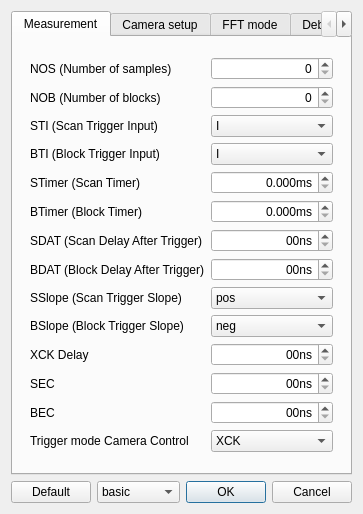
First picture: the form in escam/dialogsettings.ui, repository Entwicklungsburo-Stresing/EBST_CAM, before the edit.
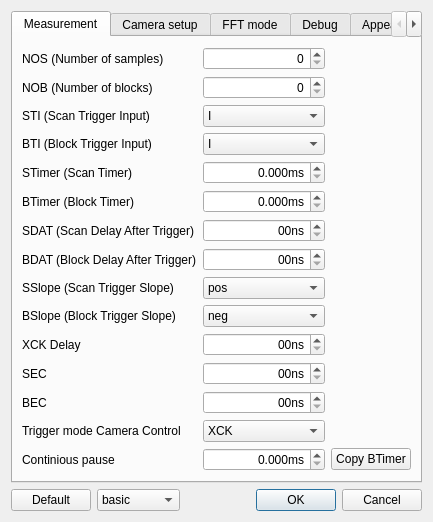
Second picture: the form after the edit.

```diff
--- a/escam/dialogsettings.ui
+++ b/escam/dialogsettings.ui
@@ -6,8 +6,8 @@
    <rect>
     <x>0</x>
     <y>0</y>
-    <width>336</width>
-    <height>482</height>
+    <width>398</width>
+    <height>495</height>
    </rect>
   </property>
   <property name="windowTitle">
@@ -26,6 +26,38 @@
       <layout class="QVBoxLayout" name="verticalLayoutMeasurement">
        <item>
         <layout class="QGridLayout" name="gridLayoutMeasurement">
+         <item row="6" column="3">
+          <widget class="QDoubleSpinBox" name="doubleSpinBoxBTimer_in_ms">
+           <property name="alignment">
+            <set>Qt::AlignRight|Qt::AlignTrailing|Qt::AlignVCenter</set>
+           </property>
+           <property name="suffix">
+            <string>ms</string>
+           </property>
+           <property name="decimals">
+            <number>3</number>
+           </property>
+           <property name="maximum">
+            <double>4294967.294999999925494</double>
+           </property>
+          </widget>
+         </item>
+         <item row="8" column="3">
+          <widget class="QDoubleSpinBox" name="doubleSpinBoxBdatIn10ns">
+           <property name="alignment">
+            <set>Qt::AlignRight|Qt::AlignTrailing|Qt::AlignVCenter</set>
+           </property>
+           <property name="suffix">
+            <string>0ns</string>
+           </property>
+           <property name="decimals">
+            <number>0</number>
+           </property>
+           <property name="maximum">
+            <double>4294967295.000000000000000</double>
+           </property>
+          </widget>
+         </item>
          <item row="14" column="1">
           <widget class="QLabel" name="labelTriggerModeCC">
            <property name="text">
@@ -33,79 +65,23 @@
            </property>
           </widget>
          </item>
-         <item row="11" column="1">
-          <widget class="QLabel" name="labelXckdelayIn10ns">
-           <property name="text">
-            <string>XCK Delay</string>
+         <item row="1" column="3">
+          <widget class="QDoubleSpinBox" name="doubleSpinBoxNos">
+           <property name="enabled">
+            <bool>true</bool>
            </property>
-          </widget>
-         </item>
-         <item row="15" column="1">
-          <spacer name="verticalSpacer_3">
-           <property name="orientation">
-            <enum>Qt::Vertical</enum>
+           <property name="alignment">
+            <set>Qt::AlignRight|Qt::AlignTrailing|Qt::AlignVCenter</set>
            </property>
-           <property name="sizeHint" stdset="0">
-            <size>
-             <width>20</width>
-             <height>40</height>
-            </size>
+           <property name="decimals">
+            <number>0</number>
            </property>
-          </spacer>
-         </item>
-         <item row="10" column="2">
-          <widget class="QComboBox" name="comboBoxBslope">
-           <item>
-            <property name="text">
-             <string>neg</string>
-            </property>
-           </item>
-           <item>
-            <property name="text">
-             <string>pos</string>
-            </property>
-           </item>
-           <item>
-            <property name="text">
-             <string>both</string>
-            </property>
-           </item>
-          </widget>
-         </item>
-         <item row="9" column="2">
-          <widget class="QComboBox" name="comboBoxSslope">
-           <item>
-            <property name="text">
-             <string>pos</string>
-            </property>
-           </item>
-           <item>
-            <property name="text">
-             <string>neg</string>
-            </property>
-           </item>
-           <item>
-            <property name="text">
-             <string>both</string>
-            </property>
-           </item>
-          </widget>
-         </item>
-         <item row="6" column="1">
-          <widget class="QLabel" name="labelBTimer">
-           <property name="text">
-            <string>BTimer (Block Timer)</string>
+           <property name="maximum">
+            <double>4294967295.000000000000000</double>
            </property>
           </widget>
          </item>
-         <item row="8" column="1">
-          <widget class="QLabel" name="labelBdat">
-           <property name="text">
-            <string>BDAT (Block Delay After Trigger)</string>
-           </property>
-          </widget>
-         </item>
-         <item row="14" column="2">
+         <item row="14" column="3">
           <widget class="QComboBox" name="comboBoxTriggerModeCC">
            <item>
             <property name="text">
@@ -124,42 +100,26 @@
            </item>
           </widget>
          </item>
-         <item row="5" column="2">
-          <widget class="QDoubleSpinBox" name="doubleSpinBoxSTime_in_ms">
-           <property name="alignment">
-            <set>Qt::AlignRight|Qt::AlignTrailing|Qt::AlignVCenter</set>
-           </property>
-           <property name="suffix">
-            <string>ms</string>
-           </property>
-           <property name="decimals">
-            <number>3</number>
-           </property>
-           <property name="maximum">
-            <double>4294967.294999999925494</double>
-           </property>
-          </widget>
-         </item>
-         <item row="1" column="1">
-          <widget class="QLabel" name="labelNos">
-           <property name="text">
-            <string>NOS (Number of samples)</string>
-           </property>
-          </widget>
-         </item>
-         <item row="0" column="1">
-          <spacer name="verticalSpacer_4">
+         <item row="1" column="0">
+          <spacer name="horizontalSpacer_3">
            <property name="orientation">
-            <enum>Qt::Vertical</enum>
+            <enum>Qt::Horizontal</enum>
            </property>
            <property name="sizeHint" stdset="0">
             <size>
-             <width>20</width>
-             <height>40</height>
+             <width>40</width>
+             <height>20</height>
             </size>
            </property>
           </spacer>
          </item>
+         <item row="6" column="1">
+          <widget class="QLabel" name="labelBTimer">
+           <property name="text">
+            <string>BTimer (Block Timer)</string>
+           </property>
+          </widget>
+         </item>
          <item row="2" column="1">
           <widget class="QLabel" name="labelNob">
            <property name="text">
@@ -167,41 +127,39 @@
            </property>
           </widget>
          </item>
-         <item row="12" column="1">
-          <widget class="QLabel" name="labelSec">
-           <property name="text">
-            <string>SEC</string>
-           </property>
+         <item row="10" column="3">
+          <widget class="QComboBox" name="comboBoxBslope">
+           <item>
+            <property name="text">
+             <string>neg</string>
+            </property>
+           </item>
+           <item>
+            <property name="text">
+             <string>pos</string>
+            </property>
+           </item>
+           <item>
+            <property name="text">
+             <string>both</string>
+            </property>
+           </item>
           </widget>
          </item>
-         <item row="3" column="1">
-          <widget class="QLabel" name="labelSti">
-           <property name="text">
-            <string>STI (Scan Trigger Input)</string>
-           </property>
-          </widget>
-         </item>
-         <item row="5" column="1">
-          <widget class="QLabel" name="labelSTimer">
-           <property name="text">
-            <string>STimer (Scan Timer)</string>
-           </property>
-          </widget>
-         </item>
-         <item row="1" column="3">
-          <spacer name="horizontalSpacer_4">
+         <item row="0" column="1">
+          <spacer name="verticalSpacer_4">
            <property name="orientation">
-            <enum>Qt::Horizontal</enum>
+            <enum>Qt::Vertical</enum>
            </property>
            <property name="sizeHint" stdset="0">
             <size>
-             <width>40</width>
-             <height>20</height>
+             <width>20</width>
+             <height>40</height>
             </size>
            </property>
           </spacer>
          </item>
-         <item row="4" column="2">
+         <item row="4" column="3">
           <widget class="QComboBox" name="comboBoxBti">
            <property name="layoutDirection">
             <enum>Qt::LeftToRight</enum>
@@ -248,46 +206,10 @@
            </item>
           </widget>
          </item>
-         <item row="1" column="0">
-          <spacer name="horizontalSpacer_3">
-           <property name="orientation">
-            <enum>Qt::Horizontal</enum>
-           </property>
-           <property name="sizeHint" stdset="0">
-            <size>
-             <width>40</width>
-             <height>20</height>
-            </size>
-           </property>
-          </spacer>
-         </item>
-         <item row="4" column="1">
-          <widget class="QLabel" name="labelBti">
+         <item row="3" column="1">
+          <widget class="QLabel" name="labelSti">
            <property name="text">
-            <string>BTI (Block Trigger Input)</string>
-           </property>
-          </widget>
-         </item>
-         <item row="6" column="2">
-          <widget class="QDoubleSpinBox" name="doubleSpinBoxBTimer_in_ms">
-           <property name="alignment">
-            <set>Qt::AlignRight|Qt::AlignTrailing|Qt::AlignVCenter</set>
-           </property>
-           <property name="suffix">
-            <string>ms</string>
-           </property>
-           <property name="decimals">
-            <number>3</number>
-           </property>
-           <property name="maximum">
-            <double>4294967.294999999925494</double>
-           </property>
-          </widget>
-         </item>
-         <item row="9" column="1">
-          <widget class="QLabel" name="labelSslope">
-           <property name="text">
-            <string>SSlope (Scan Trigger Slope)</string>
+            <string>STI (Scan Trigger Input)</string>
            </property>
           </widget>
          </item>
@@ -298,6 +220,187 @@
            </property>
           </widget>
          </item>
+         <item row="12" column="3">
+          <widget class="QDoubleSpinBox" name="doubleSpinBoxSecIn10ns">
+           <property name="alignment">
+            <set>Qt::AlignRight|Qt::AlignTrailing|Qt::AlignVCenter</set>
+           </property>
+           <property name="correctionMode">
+            <enum>QAbstractSpinBox::CorrectToPreviousValue</enum>
+           </property>
+           <property name="suffix">
+            <string>0ns</string>
+           </property>
+           <property name="decimals">
+            <number>0</number>
+           </property>
+           <property name="maximum">
+            <double>4294967295.000000000000000</double>
+           </property>
+          </widget>
+         </item>
+         <item row="9" column="1">
+          <widget class="QLabel" name="labelSslope">
+           <property name="text">
+            <string>SSlope (Scan Trigger Slope)</string>
+           </property>
+          </widget>
+         </item>
+         <item row="7" column="3">
+          <widget class="QDoubleSpinBox" name="doubleSpinBoxSdatIn10ns">
+           <property name="alignment">
+            <set>Qt::AlignRight|Qt::AlignTrailing|Qt::AlignVCenter</set>
+           </property>
+           <property name="suffix">
+            <string>0ns</string>
+           </property>
+           <property name="decimals">
+            <number>0</number>
+           </property>
+           <property name="maximum">
+            <double>4294967295.000000000000000</double>
+           </property>
+          </widget>
+         </item>
+         <item row="12" column="1">
+          <widget class="QLabel" name="labelSec">
+           <property name="text">
+            <string>SEC</string>
+           </property>
+          </widget>
+         </item>
+         <item row="5" column="1">
+          <widget class="QLabel" name="labelSTimer">
+           <property name="text">
+            <string>STimer (Scan Timer)</string>
+           </property>
+          </widget>
+         </item>
+         <item row="4" column="1">
+          <widget class="QLabel" name="labelBti">
+           <property name="text">
+            <string>BTI (Block Trigger Input)</string>
+           </property>
+          </widget>
+         </item>
+         <item row="1" column="1">
+          <widget class="QLabel" name="labelNos">
+           <property name="text">
+            <string>NOS (Number of samples)</string>
+           </property>
+          </widget>
+         </item>
+         <item row="16" column="1">
+          <spacer name="verticalSpacer_3">
+           <property name="orientation">
+            <enum>Qt::Vertical</enum>
+           </property>
+           <property name="sizeHint" stdset="0">
+            <size>
+             <width>20</width>
+             <height>40</height>
+            </size>
+           </property>
+          </spacer>
+         </item>
+         <item row="9" column="3">
+          <widget class="QComboBox" name="comboBoxSslope">
+           <item>
+            <property name="text">
+             <string>pos</string>
+            </property>
+           </item>
+           <item>
+            <property name="text">
+             <string>neg</string>
+            </property>
+           </item>
+           <item>
+            <property name="text">
+             <string>both</string>
+            </property>
+           </item>
+          </widget>
+         </item>
+         <item row="5" column="3">
+          <widget class="QDoubleSpinBox" name="doubleSpinBoxSTime_in_ms">
+           <property name="alignment">
+            <set>Qt::AlignRight|Qt::AlignTrailing|Qt::AlignVCenter</set>
+           </property>
+           <property name="suffix">
+            <string>ms</string>
+           </property>
+           <property name="decimals">
+            <number>3</number>
+           </property>
+           <property name="maximum">
+            <double>4294967.294999999925494</double>
+           </property>
+          </widget>
+         </item>
+         <item row="8" column="1">
+          <widget class="QLabel" name="labelBdat">
+           <property name="text">
+            <string>BDAT (Block Delay After Trigger)</string>
+           </property>
+          </widget>
+         </item>
+         <item row="2" column="3">
+          <widget class="QDoubleSpinBox" name="doubleSpinBoxNob">
+           <property name="alignment">
+            <set>Qt::AlignRight|Qt::AlignTrailing|Qt::AlignVCenter</set>
+           </property>
+           <property name="decimals">
+            <number>0</number>
+           </property>
+           <property name="maximum">
+            <double>4294967295.000000000000000</double>
+           </property>
+          </widget>
+         </item>
+         <item row="15" column="1">
+          <widget class="QLabel" name="labelContiniousPause">
+           <property name="text">
+            <string>Continious pause</string>
+           </property>
+          </widget>
+         </item>
+         <item row="15" column="3">
+          <widget class="QDoubleSpinBox" name="doubleSpinBoxContiniousPause_in_ms">
+           <property name="alignment">
+            <set>Qt::AlignRight|Qt::AlignTrailing|Qt::AlignVCenter</set>
+           </property>
+           <property name="suffix">
+            <string>ms</string>
+           </property>
+           <property name="decimals">
+            <number>3</number>
+           </property>
+           <property name="maximum">
+            <double>4294967.294999999925494</double>
+           </property>
+          </widget>
+         </item>
+         <item row="11" column="1">
+          <widget class="QLabel" name="labelXckdelayIn10ns">
+           <property name="text">
+            <string>XCK Delay</string>
+           </property>
+          </widget>
+         </item>
+         <item row="1" column="4">
+          <spacer name="horizontalSpacer_4">
+           <property name="orientation">
+            <enum>Qt::Horizontal</enum>
+           </property>
+           <property name="sizeHint" stdset="0">
+            <size>
+             <width>40</width>
+             <height>20</height>
+            </size>
+           </property>
+          </spacer>
+         </item>
          <item row="7" column="1">
           <widget class="QLabel" name="labelSdat">
            <property name="text">
@@ -305,7 +408,14 @@
            </property>
           </widget>
          </item>
-         <item row="3" column="2">
+         <item row="13" column="1">
+          <widget class="QLabel" name="labelBec">
+           <property name="text">
+            <string>BEC</string>
+           </property>
+          </widget>
+         </item>
+         <item row="3" column="3">
           <widget class="QComboBox" name="comboBoxSti">
            <item>
             <property name="text">
@@ -339,49 +449,7 @@
            </item>
           </widget>
          </item>
-         <item row="13" column="1">
-          <widget class="QLabel" name="labelBec">
-           <property name="text">
-            <string>BEC</string>
-           </property>
-          </widget>
-         </item>
-         <item row="13" column="2">
-          <widget class="QDoubleSpinBox" name="doubleSpinBoxBecIn10ns">
-           <property name="alignment">
-            <set>Qt::AlignRight|Qt::AlignTrailing|Qt::AlignVCenter</set>
-           </property>
-           <property name="suffix">
-            <string>0ns</string>
-           </property>
-           <property name="decimals">
-            <number>0</number>
-           </property>
-           <property name="maximum">
-            <double>4294967295.000000000000000</double>
-           </property>
-          </widget>
-         </item>
-         <item row="12" column="2">
-          <widget class="QDoubleSpinBox" name="doubleSpinBoxSecIn10ns">
-           <property name="alignment">
-            <set>Qt::AlignRight|Qt::AlignTrailing|Qt::AlignVCenter</set>
-           </property>
-           <property name="correctionMode">
-            <enum>QAbstractSpinBox::CorrectToPreviousValue</enum>
-           </property>
-           <property name="suffix">
-            <string>0ns</string>
-           </property>
-           <property name="decimals">
-            <number>0</number>
-           </property>
-           <property name="maximum">
-            <double>4294967295.000000000000000</double>
-           </property>
-          </widget>
-         </item>
-         <item row="11" column="2">
+         <item row="11" column="3">
           <widget class="QDoubleSpinBox" name="doubleSpinBoxXckdelayIn10ns">
            <property name="alignment">
             <set>Qt::AlignRight|Qt::AlignTrailing|Qt::AlignVCenter</set>
@@ -397,8 +465,8 @@
            </property>
           </widget>
          </item>
-         <item row="8" column="2">
-          <widget class="QDoubleSpinBox" name="doubleSpinBoxBdatIn10ns">
+         <item row="13" column="3">
+          <widget class="QDoubleSpinBox" name="doubleSpinBoxBecIn10ns">
            <property name="alignment">
             <set>Qt::AlignRight|Qt::AlignTrailing|Qt::AlignVCenter</set>
            </property>
@@ -413,48 +481,10 @@
            </property>
           </widget>
          </item>
-         <item row="7" column="2">
-          <widget class="QDoubleSpinBox" name="doubleSpinBoxSdatIn10ns">
-           <property name="alignment">
-            <set>Qt::AlignRight|Qt::AlignTrailing|Qt::AlignVCenter</set>
-           </property>
-           <property name="suffix">
-            <string>0ns</string>
-           </property>
-           <property name="decimals">
-            <number>0</number>
-           </property>
-           <property name="maximum">
-            <double>4294967295.000000000000000</double>
-           </property>
-          </widget>
-         </item>
-         <item row="2" column="2">
-          <widget class="QDoubleSpinBox" name="doubleSpinBoxNob">
-           <property name="alignment">
-            <set>Qt::AlignRight|Qt::AlignTrailing|Qt::AlignVCenter</set>
-           </property>
-           <property name="decimals">
-            <number>0</number>
-           </property>
-           <property name="maximum">
-            <double>4294967295.000000000000000</double>
-           </property>
-          </widget>
-         </item>
-         <item row="1" column="2">
-          <widget class="QDoubleSpinBox" name="doubleSpinBoxNos">
-           <property name="enabled">
-            <bool>true</bool>
-           </property>
-           <property name="alignment">
-            <set>Qt::AlignRight|Qt::AlignTrailing|Qt::AlignVCenter</set>
-           </property>
-           <property name="decimals">
-            <number>0</number>
-           </property>
-           <property name="maximum">
-            <double>4294967295.000000000000000</double>
+         <item row="15" column="4">
+          <widget class="QPushButton" name="pushButtonCopyBtimer">
+           <property name="text">
+            <string>Copy BTimer</string>
            </property>
           </widget>
          </item>
```
